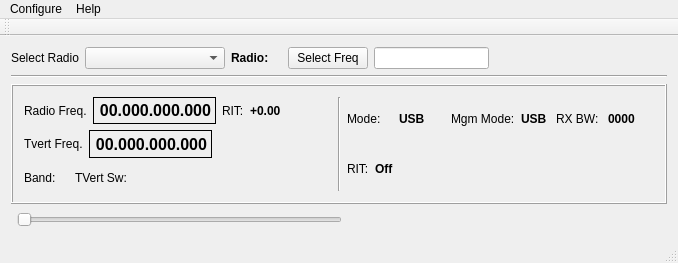
Qt form mqt/MqtRigControl/rigcontrolmainwindow.ui (Rsclub22/Minos2-Mirror) before a commit.
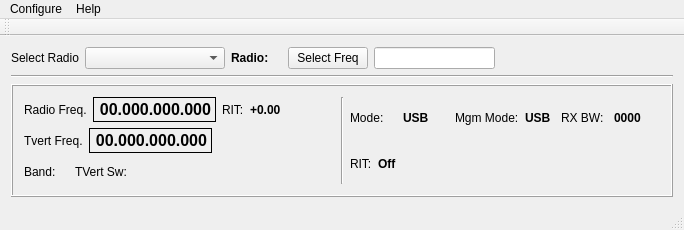
The same form after that commit.

The edit to the form file:
```diff
--- a/mqt/MqtRigControl/rigcontrolmainwindow.ui
+++ b/mqt/MqtRigControl/rigcontrolmainwindow.ui
@@ -6,8 +6,8 @@
    <rect>
     <x>0</x>
     <y>0</y>
-    <width>678</width>
-    <height>263</height>
+    <width>684</width>
+    <height>230</height>
    </rect>
   </property>
   <property name="windowTitle">
@@ -400,40 +400,6 @@
       </item>
      </layout>
     </item>
-    <item>
-     <layout class="QHBoxLayout" name="horizontalLayout_4">
-      <item>
-       <widget class="QFrame" name="frame_2">
-        <property name="frameShape">
-         <enum>QFrame::StyledPanel</enum>
-        </property>
-        <property name="frameShadow">
-         <enum>QFrame::Raised</enum>
-        </property>
-       </widget>
-      </item>
-      <item>
-       <widget class="QSlider" name="volSlider">
-        <property name="orientation">
-         <enum>Qt::Horizontal</enum>
-        </property>
-       </widget>
-      </item>
-      <item>
-       <spacer name="horizontalSpacer_6">
-        <property name="orientation">
-         <enum>Qt::Horizontal</enum>
-        </property>
-        <property name="sizeHint" stdset="0">
-         <size>
-          <width>40</width>
-          <height>20</height>
-         </size>
-        </property>
-       </spacer>
-      </item>
-     </layout>
-    </item>
    </layout>
   </widget>
   <widget class="QMenuBar" name="menuBar">
@@ -441,7 +407,7 @@
     <rect>
      <x>0</x>
      <y>0</y>
-     <width>678</width>
+     <width>684</width>
      <height>21</height>
     </rect>
    </property>
```
